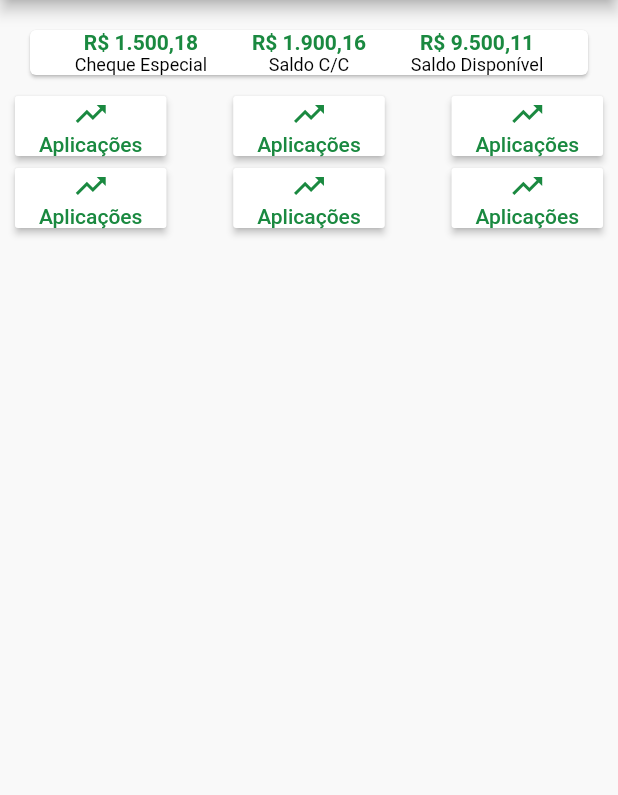
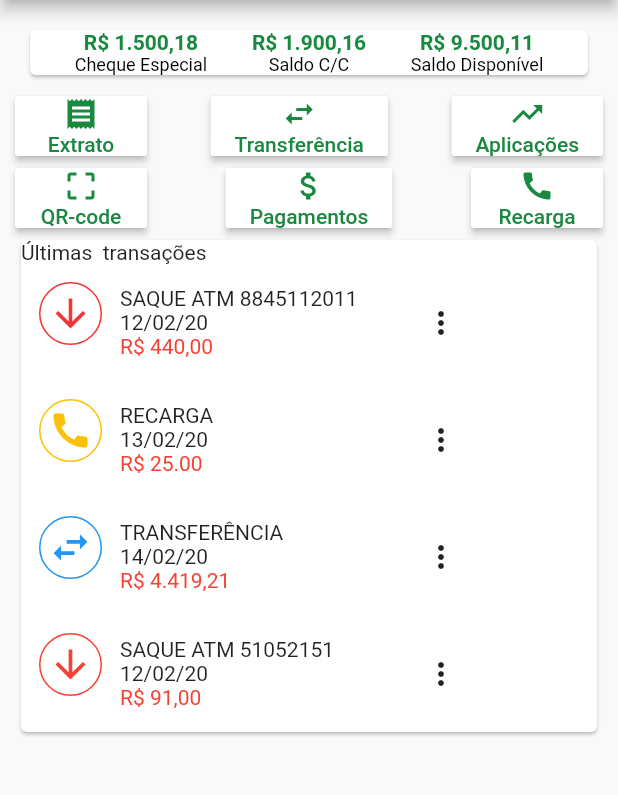
Before and after one commit to leandrorochaadm/credisis_demo, a Flutter app: the TelaPrincipal screen opened directly, on a phone screen of 412 x 824 dp, the part 84-879 px from its top. Run offline on Flutter 3.47's test engine with Material 2 defaults, Android fonts, the phone set to English and light mode, and no system bars; missing offline and left inert: dart:ffi.

Commit message:
tela principal trasações

```diff
--- a/lib/screens/TelaPrincipal.dart
+++ b/lib/screens/TelaPrincipal.dart
@@ -8,6 +8,8 @@ class TelaPrincipal extends StatefulWidget {
 }
 
 class _TelaPrincipalState extends State<TelaPrincipal> {
+  _TelaPrincipalState();
+
 //  final _pageController = PageController();
 
   @override
@@ -22,22 +24,58 @@ class _TelaPrincipalState extends State<TelaPrincipal> {
       color: Colors.black,
     );
 
-    final RaisedButton _buttom = RaisedButton(
+    RaisedButton _buttom(IconData icon, String label) {
+      return RaisedButton(
         child: Column(
           children: <Widget>[
-          Icon(Icons.trending_up, color: Theme.of(context).primaryColor),
+            Icon(icon, color: Theme.of(context).primaryColor),
             Text(
-            "Aplicações",
+              label,
               style: TextStyle(color: Theme.of(context).primaryColor),
             ),
           ],
         ),
         color: Theme.of(context).secondaryHeaderColor,
         onPressed: () {
-        Navigator.push(
-            context, MaterialPageRoute(builder: (context) => TelaSecundaria()));
+          Navigator.push(context,
+              MaterialPageRoute(builder: (context) => TelaSecundaria()));
         },
       );
+    }
+
+    Row _transation(IconData icon, Color color, String description, String date, String value){
+      return Row(
+//        mainAxisAlignment: MainAxisAlignment.spaceBetween,
+        children: <Widget>[
+          Padding(
+            padding: const EdgeInsets.fromLTRB(12.0, 12.0, 12.0, 24.0),
+            child: Container(
+                padding: EdgeInsets.all(5.0),
+                decoration: BoxDecoration(
+                  shape: BoxShape.circle,
+                  border: Border.all(color: color)
+                ),
+                child: Icon(icon, size: 30.0, color: color,)),
+          ),
+          Container(
+            width: 170.0,
+            child: Column(
+
+              crossAxisAlignment: CrossAxisAlignment.start,
+              children: <Widget>[
+                Text(description),
+                Text(date),
+                Text("R\$ "+value, style: TextStyle(color: Colors.red),),
+              ],
+            ),
+          ),
+//          Padding(
+//            padding: EdgeInsets.only(bottom: 12.0),
+//          )
+        FlatButton(onPressed: (){}, child: Icon(Icons.more_vert))
+        ],
+      );
+    }
 
     return Scaffold(
       drawer: CustomDrawer(/*_pageController*/),
@@ -100,12 +138,36 @@ class _TelaPrincipalState extends State<TelaPrincipal> {
             ),
             Row(
               mainAxisAlignment: MainAxisAlignment.spaceBetween,
-              children: <Widget>[_buttom, _buttom, _buttom],
+              children: <Widget>[
+                _buttom(Icons.receipt, "Extrato"),
+                _buttom(Icons.swap_horiz, "Transferência"),
+                _buttom(Icons.trending_up, "Aplicações")
+              ],
             ),
             Row(
               mainAxisAlignment: MainAxisAlignment.spaceBetween,
-              children: <Widget>[_buttom, _buttom, _buttom],
+              children: <Widget>[
+                _buttom(Icons.crop_free, "QR-code"),
+                _buttom(Icons.attach_money, "Pagamentos"),
+                _buttom(Icons.call, "Recarga")
+              ],
             ),
+            Card(
+              child: Column(
+                crossAxisAlignment: CrossAxisAlignment.start,
+                children: <Widget>[
+                  Text("Últimas  transações"),
+                  _transation(Icons.arrow_downward,Color(0xFFF53535),"SAQUE ATM 8845112011","12/02/20","440,00"),
+                  _transation(Icons.call,Color(0xFFFEC006),"RECARGA","13/02/20","25.00"),
+                  _transation(Icons.swap_horiz,Colors.blue,"TRANSFERÊNCIA","14/02/20","4.419,21"),
+                  _transation(Icons.arrow_downward,Colors.red,"SAQUE ATM 51052151","12/02/20","91,00"),
+//                  _transation(Icons.arrow_downward,Colors.pinkAccent,"SAQUE","12/02/20","411,01"),
+//                  _transation(Icons.arrow_downward,Colors.pinkAccent,"SAQUE","12/02/20","411,01"),
+//                  _transation(Icons.arrow_downward,Colors.pinkAccent,"SAQUE","12/02/20","411,01"),
+//                  _transation()
+                ],
+              ),
+            )
           ],
         ),
       ),
```
Lines whose indentation alone changed are shown as unchanged.
